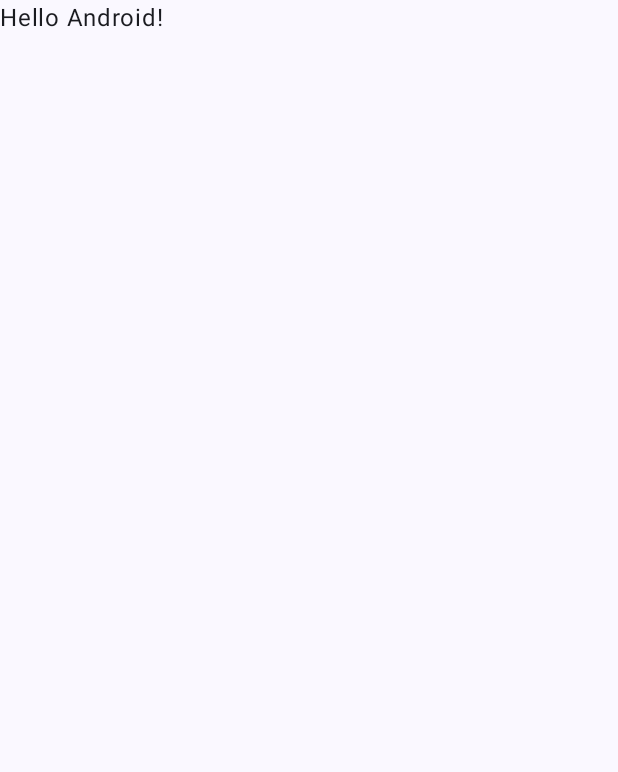
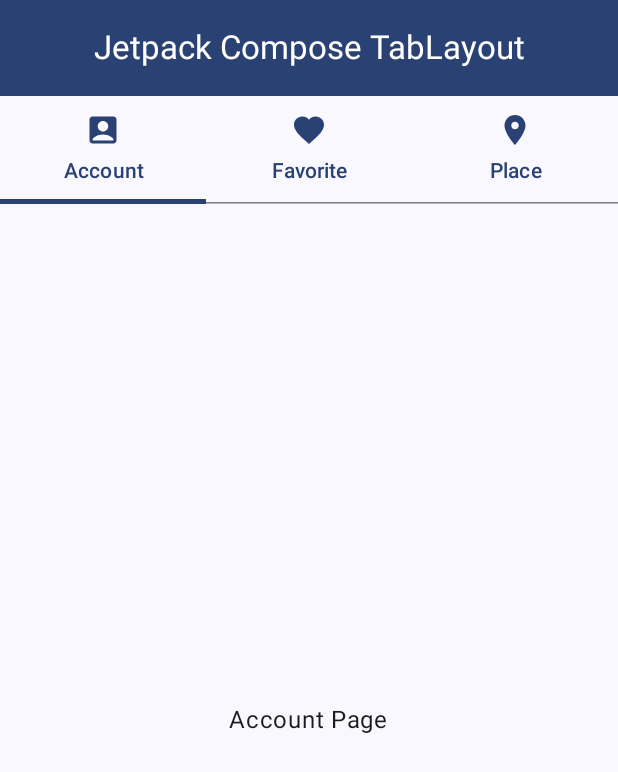
Before and after one commit to saqib-github-commits/JetpackComposeTabLayout, an Android app built with Jetpack Compose: the screen it shows after launch (MainActivity), on a phone screen of 412 x 824 dp. Before the commit the part shown is almost empty. Shown: the top 772 px of the screen. Run offline under Robolectric (Android 15) with nearby library versions, the phone set to English and light mode, and no system bars.

Commit message:
implemented jetpack compose - pager api using foundation

```diff
--- a/app/build.gradle
+++ b/app/build.gradle
@@ -37,7 +37,7 @@ android {
         compose true
     }
     composeOptions {
-        kotlinCompilerExtensionVersion '1.2.0'
+        kotlinCompilerExtensionVersion '1.4.3'
     }
     packagingOptions {
         resources {
@@ -54,6 +54,7 @@ dependencies {
     implementation "androidx.compose.ui:ui:$compose_version"
     implementation "androidx.compose.ui:ui-tooling-preview:$compose_version"
     implementation 'androidx.compose.material3:material3:1.0.0-alpha11'
+    implementation 'androidx.compose.foundation:foundation:1.4.0-rc01'
     testImplementation 'junit:junit:4.13.2'
     androidTestImplementation 'androidx.test.ext:junit:1.1.5'
     androidTestImplementation 'androidx.test.espresso:espresso-core:3.5.1'
--- a/app/src/main/java/com/jetpackcompose/tablayout/MainActivity.kt
+++ b/app/src/main/java/com/jetpackcompose/tablayout/MainActivity.kt
@@ -6,10 +6,7 @@ import androidx.activity.compose.setContent
 import androidx.compose.foundation.layout.fillMaxSize
 import androidx.compose.material3.MaterialTheme
 import androidx.compose.material3.Surface
-import androidx.compose.material3.Text
-import androidx.compose.runtime.Composable
 import androidx.compose.ui.Modifier
-import androidx.compose.ui.tooling.preview.Preview
 import com.jetpackcompose.tablayout.ui.theme.JetpackComposeTabLayoutTheme
 
 class MainActivity : ComponentActivity() {
@@ -22,22 +19,9 @@ class MainActivity : ComponentActivity() {
                     modifier = Modifier.fillMaxSize(),
                     color = MaterialTheme.colorScheme.background
                 ) {
-                    Greeting("Android")
+                    TabLayoutScreen()
                 }
             }
         }
     }
 }
-
-@Composable
-fun Greeting(name: String) {
-    Text(text = "Hello $name!")
-}
-
-@Preview(showBackground = true)
-@Composable
-fun DefaultPreview() {
-    JetpackComposeTabLayoutTheme {
-        Greeting("Android")
-    }
-}
--- a/app/src/main/java/com/jetpackcompose/tablayout/TabLayoutScreen.kt
+++ b/app/src/main/java/com/jetpackcompose/tablayout/TabLayoutScreen.kt
@@ -1,8 +1,56 @@
 package com.jetpackcompose.tablayout
 
+import androidx.compose.foundation.ExperimentalFoundationApi
+import androidx.compose.foundation.layout.Column
+import androidx.compose.foundation.layout.padding
+import androidx.compose.foundation.pager.HorizontalPager
+import androidx.compose.foundation.pager.rememberPagerState
+import androidx.compose.material3.*
 import androidx.compose.runtime.Composable
+import androidx.compose.runtime.rememberCoroutineScope
+import androidx.compose.ui.Modifier
+import com.jetpackcompose.tablayout.tabs.tabs
+import kotlinx.coroutines.launch
 
+@OptIn(ExperimentalMaterial3Api::class, ExperimentalFoundationApi::class)
 @Composable
 fun TabLayoutScreen() {
+    val pagerState = rememberPagerState()
+    val coroutineScope = rememberCoroutineScope()
+
+    Scaffold(
+        topBar = {
+            CenterAlignedTopAppBar(
+                title = { Text(text = "Jetpack Compose TabLayout")},
+                colors = TopAppBarDefaults.centerAlignedTopAppBarColors (
+                    containerColor = MaterialTheme.colorScheme.primary,
+                    titleContentColor = MaterialTheme.colorScheme.onPrimary
+                )
+            )
+        }
+    ) { paddingValues ->
+        Column (
+            modifier = Modifier.padding(paddingValues)
+        ) {
+            TabRow(
+                selectedTabIndex = pagerState.currentPage,
+            ) {
+                tabs.forEachIndexed { index, item ->
+                    Tab(
+                        selected = index == pagerState.currentPage,
+                        text = { Text(text = item.title) },
+                        icon = { Icon(item.icon,  "")},
+                        onClick = { coroutineScope.launch { pagerState.animateScrollToPage(index) } },
+                    )
+                }
+            }
+            HorizontalPager(
+                pageCount = tabs.size,
+                state = pagerState
+            ) {
+                tabs[pagerState.currentPage].screen()
+            }
+        }
+    }
 
 }
--- /dev/null
+++ b/app/src/main/java/com/jetpackcompose/tablayout/tabs/TabItem.kt
@@ -0,0 +1,10 @@
+package com.jetpackcompose.tablayout.tabs
+
+import androidx.compose.runtime.Composable
+import androidx.compose.ui.graphics.vector.ImageVector
+
+data class TabItem (
+    val title: String,
+    val icon: ImageVector,
+    val screen: @Composable () -> Unit
+)
--- /dev/null
+++ b/app/src/main/java/com/jetpackcompose/tablayout/tabs/TabItems.kt
@@ -0,0 +1,24 @@
+package com.jetpackcompose.tablayout.tabs
+
+import androidx.compose.material.icons.Icons
+import androidx.compose.material.icons.filled.AccountBox
+import androidx.compose.material.icons.filled.Favorite
+import androidx.compose.material.icons.filled.Place
+
+val tabs = listOf(
+    TabItem(
+        title = "Account",
+        icon = Icons.Filled.AccountBox,
+        screen = { TabScreen(content = "Account Page") }
+    ),
+    TabItem(
+        title = "Favorite",
+        icon = Icons.Filled.Favorite,
+        screen = { TabScreen(content = "Favorite list")}
+    ),
+    TabItem(
+        title = "Place",
+        icon = Icons.Filled.Place,
+        screen = { TabScreen(content = "Places")}
+    )
+)
--- /dev/null
+++ b/app/src/main/java/com/jetpackcompose/tablayout/tabs/TabScreen.kt
@@ -0,0 +1,30 @@
+package com.jetpackcompose.tablayout.tabs
+
+import androidx.compose.foundation.layout.Arrangement
+import androidx.compose.foundation.layout.Column
+import androidx.compose.foundation.layout.fillMaxSize
+import androidx.compose.foundation.layout.fillMaxWidth
+import androidx.compose.material3.Text
+import androidx.compose.runtime.Composable
+import androidx.compose.ui.Alignment
+import androidx.compose.ui.Modifier
+import androidx.compose.ui.tooling.preview.Preview
+
+@Composable
+fun TabScreen(
+    content: String
+) {
+    Column(
+        modifier = Modifier.fillMaxSize(),
+        horizontalAlignment = Alignment.CenterHorizontally,
+        verticalArrangement = Arrangement.Center
+    ) {
+        Text(text = content )
+    }
+}
+
+@Composable
+@Preview
+fun PreviewTabScreen() {
+    TabScreen(content = "Tab screen")
+}
--- a/build.gradle
+++ b/build.gradle
@@ -6,5 +6,5 @@ buildscript {
 plugins {
     id 'com.android.application' version '7.4.1' apply false
     id 'com.android.library' version '7.4.1' apply false
-    id 'org.jetbrains.kotlin.android' version '1.7.0' apply false
+    id 'org.jetbrains.kotlin.android' version '1.8.10' apply false
 }
```
